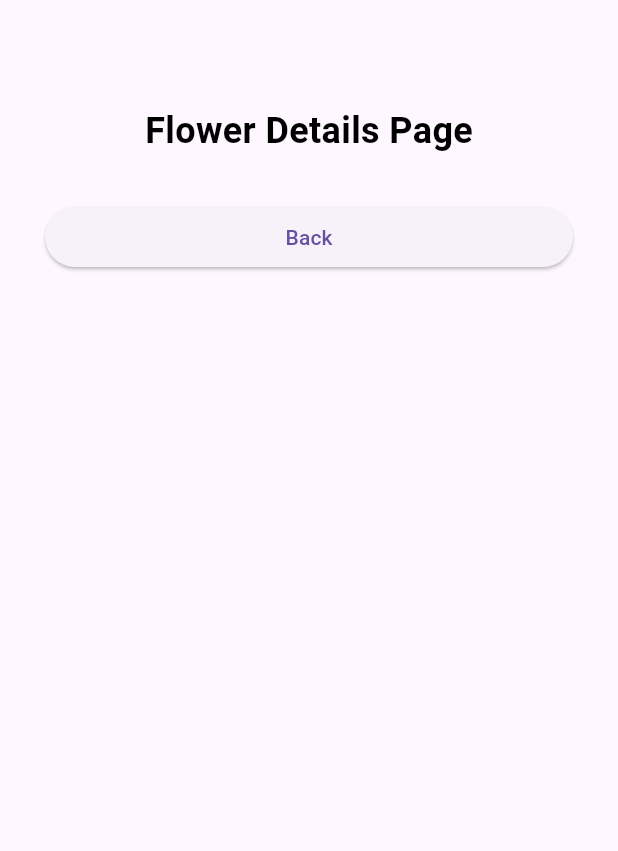
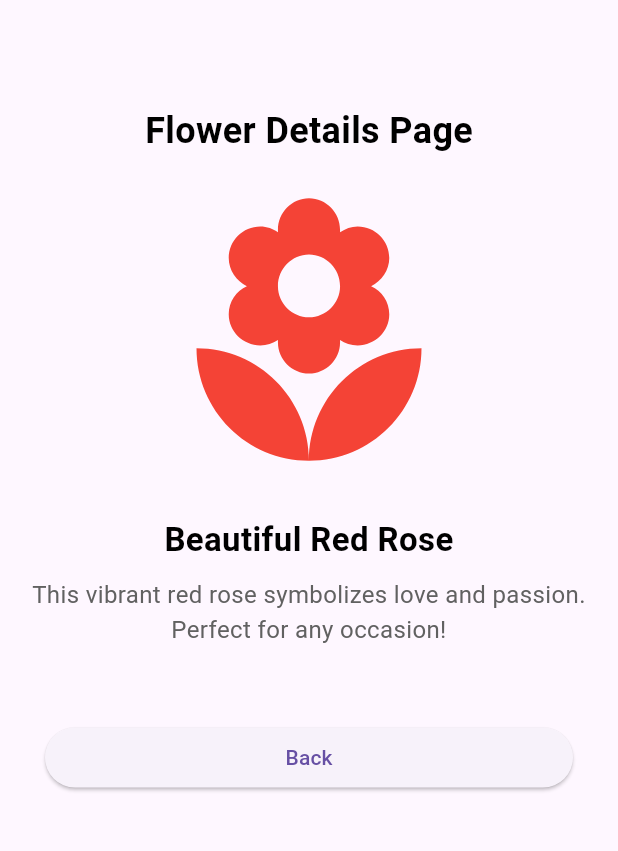
Before and after one commit to llasus-ronnie/Bloom-and-Bliss, a Flutter app: the screen it shows after launch, in the side drawer, after a tap on "Our Flowers", on a phone screen of 412 x 824 dp, the part 75-926 px from its top. Run offline on Flutter 3.47's test engine with Material 3 defaults, Android fonts, the phone set to English and light mode, and no system bars.

Commit message:
[details] basic layout

```diff
--- a/lib/pages/details_page.dart
+++ b/lib/pages/details_page.dart
@@ -37,6 +37,7 @@ class DetailsPage extends StatelessWidget {
           child: Column(
               children: [
                 TextTitleSection(),
+                BodySection(),
                 ButtonFieldSection()
               ]
           ),
@@ -68,6 +69,47 @@ class TextTitleSection extends StatelessWidget {
   }
 }
 
+class BodySection extends StatelessWidget {
+  const BodySection({super.key});
+
+  @override
+  Widget build(BuildContext context) {
+    return Padding(
+      padding: EdgeInsets.all(20),
+      child: Column(
+        children: [
+          Center(
+            child: Icon(
+              Icons.local_florist, // Flower icon
+              size: 200,
+              color: Colors.red,
+            ),
+          ),
+          SizedBox(height: 20),
+          Text(
+            "Beautiful Red Rose",
+            style: TextStyle(
+              fontSize: 22,
+              fontWeight: FontWeight.bold,
+              color: Colors.black,
+            ),
+            textAlign: TextAlign.center,
+          ),
+          SizedBox(height: 10),
+          Text(
+            "This vibrant red rose symbolizes love and passion. Perfect for any occasion!",
+            style: TextStyle(
+              fontSize: 16,
+              color: Colors.grey[700],
+            ),
+            textAlign: TextAlign.center,
+          ),
+        ],
+      ),
+    );
+  }
+}
+
 class ButtonFieldSection extends StatelessWidget{
   const ButtonFieldSection({super.key});
 
```
